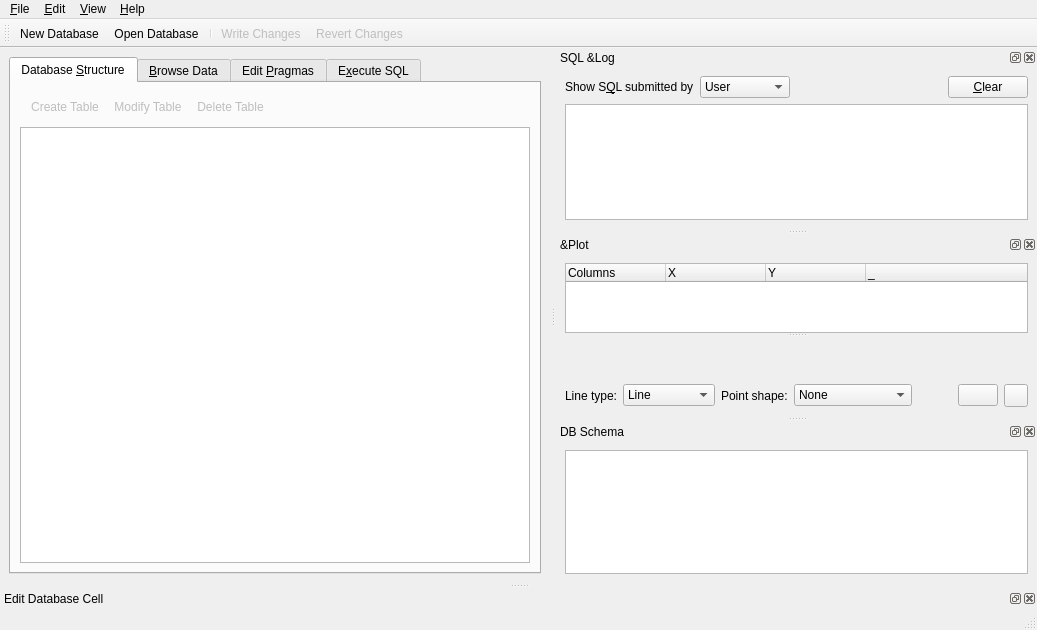
Before: the Qt Designer form src/MainWindow.ui in sqlitebrowser/sqlitebrowser, drawn with Qt 5.
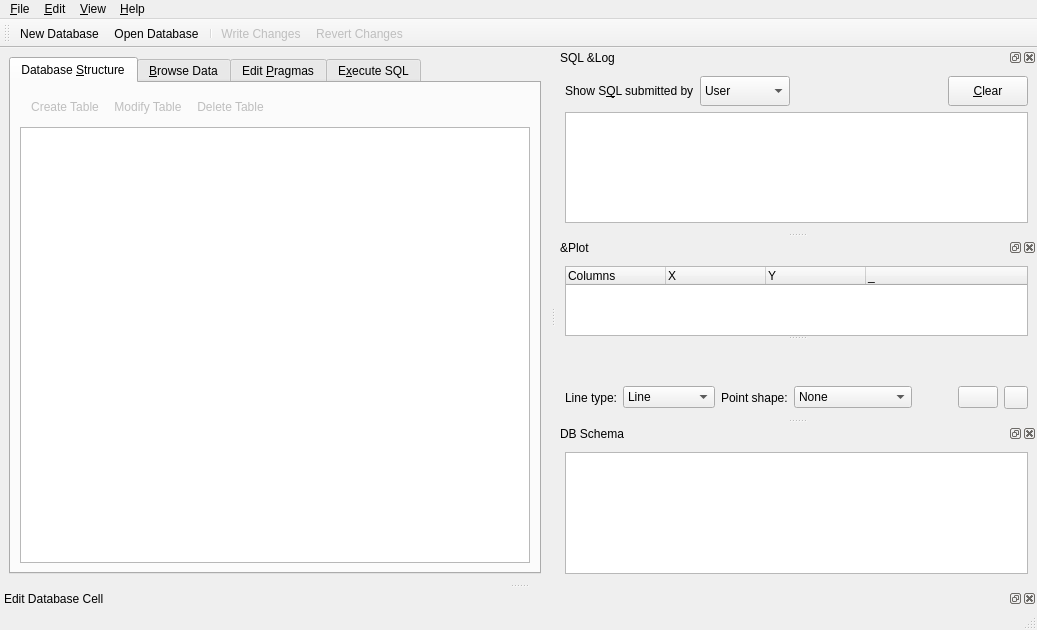
After: the same form once the commit is applied. Icons and pictures are not drawn. Custom widgets are drawn as their Qt base class.

Commit message:
Add minimumSize values to the top widgets of the SQL Log window
Fixes #670

```diff
--- a/src/MainWindow.ui
+++ b/src/MainWindow.ui
@@ -928,6 +928,12 @@
       <layout class="QHBoxLayout" name="horizontalLayout_3">
        <item>
         <widget class="QLabel" name="labelLogSubmittedBy">
+         <property name="minimumSize">
+          <size>
+           <width>0</width>
+           <height>30</height>
+          </size>
+         </property>
          <property name="text">
           <string>Show S&amp;QL submitted by</string>
          </property>
@@ -938,6 +944,12 @@
        </item>
        <item>
         <widget class="QComboBox" name="comboLogSubmittedBy">
+         <property name="minimumSize">
+          <size>
+           <width>0</width>
+           <height>30</height>
+          </size>
+         </property>
          <item>
           <property name="text">
            <string>User</string>
@@ -965,6 +977,12 @@
        </item>
        <item>
         <widget class="QPushButton" name="buttonLogClear">
+         <property name="minimumSize">
+          <size>
+           <width>0</width>
+           <height>30</height>
+          </size>
+         </property>
          <property name="text">
           <string>&amp;Clear</string>
          </property>
```
